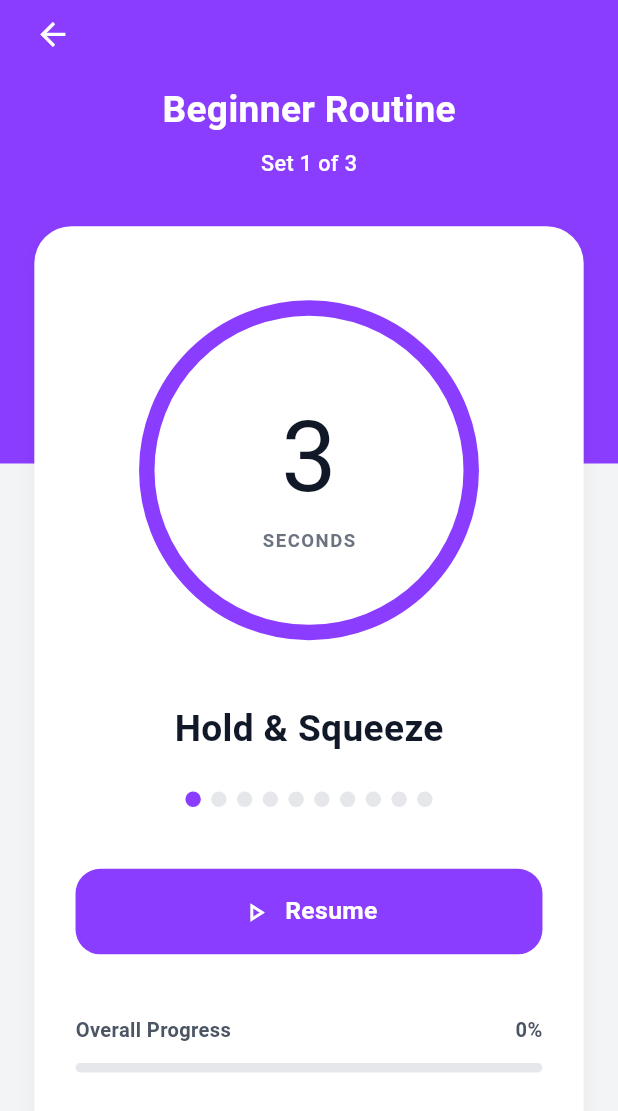
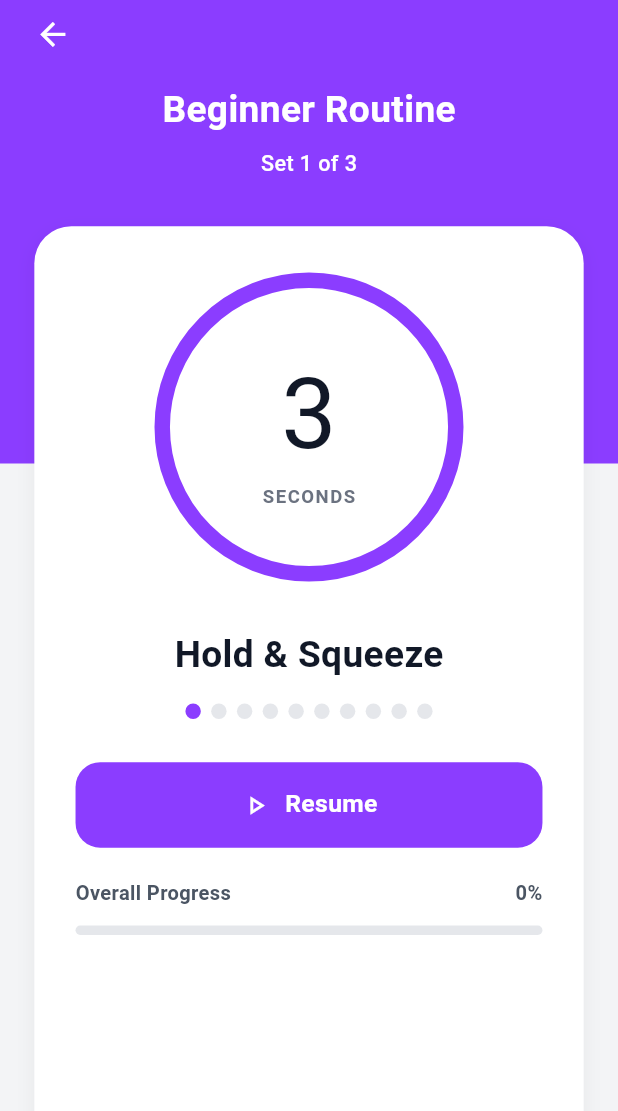
Before and after one commit to DevBeastTeam/couple_wellness_velomora_ai_flutter, a Flutter app: the KegelStartingScreen screen opened directly, on a phone screen of 412 x 824 dp. Shown: the top 1111 px of the screen. Run offline on Flutter 3.47's test engine with Material 3 defaults, Android fonts, the phone set to English and light mode, and no system bars; our stand-ins replace cloud_firestore, dio, firebase_analytics, firebase_auth, firebase_core, firebase_crashlytics and 10 more; missing offline and left inert: firebase_performance, in_app_purchase_android; accounts and stored records are empty; statements that could not run were skipped.

```diff
--- a/lib/l10n/app_localizations.dart
+++ b/lib/l10n/app_localizations.dart
@@ -1478,8 +1478,6 @@ class AppLocalizations {
       'pause': 'Pause',
       'set_of': 'Série {current} sur {total}',
       'thirty_days': '30 JOURS',
-    },
-    'fr': {
       'reflection_welcome_desc':
           'Un jeu pour approfondir votre connexion grâce à des conversations significatives et des réflexions partagées.',
       'your_turn': 'Votre tour',
--- a/lib/screens/kegel/kegel_play_screen.dart
+++ b/lib/screens/kegel/kegel_play_screen.dart
@@ -190,7 +190,7 @@ class _KegelPlayScreenState extends State<KegelPlayScreen>
               ),
               SizedBox(height: 24.h),
               Padding(
-                padding: EdgeInsets.only(left: 16.w),
+                padding: EdgeInsets.only(left: 16.w, right: 16.w),
                 child: Text(
                   l10n.kegelExercise,
                   style: TextStyle(
--- a/lib/screens/kegel/kegel_starting_screen.dart
+++ b/lib/screens/kegel/kegel_starting_screen.dart
@@ -270,7 +270,9 @@ class _KegelStartingScreenState extends State<KegelStartingScreen> {
                               ),
                               SizedBox(height: 16.h),
                               Text(
-                                AppLocalizations.of(context).completedIntermediateBody,
+                                AppLocalizations.of(
+                                  context,
+                                ).completedIntermediateBody,
                                 textAlign: TextAlign.center,
                                 style: TextStyle(
                                   fontSize: 16.fSize,
@@ -293,7 +295,9 @@ class _KegelStartingScreenState extends State<KegelStartingScreen> {
                               ),
                               SizedBox(height: 16.h),
                               Text(
-                                AppLocalizations.of(context).completedAdvancedBody,
+                                AppLocalizations.of(
+                                  context,
+                                ).completedAdvancedBody,
                                 textAlign: TextAlign.center,
                                 style: TextStyle(
                                   fontSize: 16.fSize,
@@ -382,8 +386,8 @@ class _KegelStartingScreenState extends State<KegelStartingScreen> {
     final progressVal = (_elapsedSeconds / totalSeconds).clamp(0.0, 1.0);
 
     Widget circleContent = Container(
-      width: 220.adaptSize,
-      height: 220.adaptSize,
+      width: 200.adaptSize,
+      height: 200.adaptSize,
       decoration: BoxDecoration(
         shape: BoxShape.circle,
         border: Border.all(
@@ -465,7 +469,9 @@ class _KegelStartingScreenState extends State<KegelStartingScreen> {
                   ),
                 ),
                 SizedBox(height: 20.h),
-                Text(
+                Padding(
+                  padding: const EdgeInsets.symmetric(horizontal: 16.0),
+                  child: Text(
                     widget.routineType,
                     style: TextStyle(
                       color: Colors.white,
@@ -473,9 +479,13 @@ class _KegelStartingScreenState extends State<KegelStartingScreen> {
                       fontWeight: FontWeight.w700,
                     ),
                   ),
+                ),
                 SizedBox(height: 8.h),
                 Text(
-                  l10n.setOfLabel(_currentSet > widget.sets ? widget.sets : _currentSet, widget.sets),
+                  l10n.setOfLabel(
+                    _currentSet > widget.sets ? widget.sets : _currentSet,
+                    widget.sets,
+                  ),
                   style: TextStyle(
                     color: Colors.white,
                     fontSize: 14.fSize,
@@ -506,10 +516,10 @@ class _KegelStartingScreenState extends State<KegelStartingScreen> {
                       physics: const AlwaysScrollableScrollPhysics(),
                       child: Column(
                         children: [
-                          SizedBox(height: 48.h),
+                          SizedBox(height: 30.h),
                           // Big Timer Circle
                           circleContent,
-                          SizedBox(height: 40.h),
+                          SizedBox(height: 30.h),
                           Text(
                             _currentPhase == 1
                                 ? AppLocalizations.of(context).holdAndSqueeze
@@ -522,7 +532,7 @@ class _KegelStartingScreenState extends State<KegelStartingScreen> {
                               color: const Color(0xFF111827),
                             ),
                           ),
-                          SizedBox(height: 24.h),
+                          SizedBox(height: 15.h),
                           // Cycle Dots Indicator (dynamic based on routine)
                           Wrap(
                             alignment: WrapAlignment.center,
@@ -574,7 +584,7 @@ class _KegelStartingScreenState extends State<KegelStartingScreen> {
                           //     color: Colors.grey.shade600,
                           //   ),
                           // ),
-                          SizedBox(height: 32.h),
+                          SizedBox(height: 20.h),
                           // Resume/Pause Button
                           Padding(
                             padding: EdgeInsets.symmetric(horizontal: 24.w),
@@ -602,8 +612,12 @@ class _KegelStartingScreenState extends State<KegelStartingScreen> {
                                     SizedBox(width: 8.w),
                                     Text(
                                       _isPlaying
-                                          ? AppLocalizations.of(context).pauseLabel
-                                          : AppLocalizations.of(context).resumeLabel,
+                                          ? AppLocalizations.of(
+                                              context,
+                                            ).pauseLabel
+                                          : AppLocalizations.of(
+                                              context,
+                                            ).resumeLabel,
                                       style: TextStyle(
                                         fontSize: 16.fSize,
                                         fontWeight: FontWeight.w600,
@@ -615,7 +629,7 @@ class _KegelStartingScreenState extends State<KegelStartingScreen> {
                               ),
                             ),
                           ),
-                          SizedBox(height: 40.h),
+                          SizedBox(height: 20.h),
                           // Overall Progress Section
                           Padding(
                             padding: EdgeInsets.symmetric(horizontal: 24.w),
```
Also changed, not shown: lib/screens/kegel/kegel_screen.dart (+10 -1 lines). Lines whose indentation alone changed are shown as unchanged.
